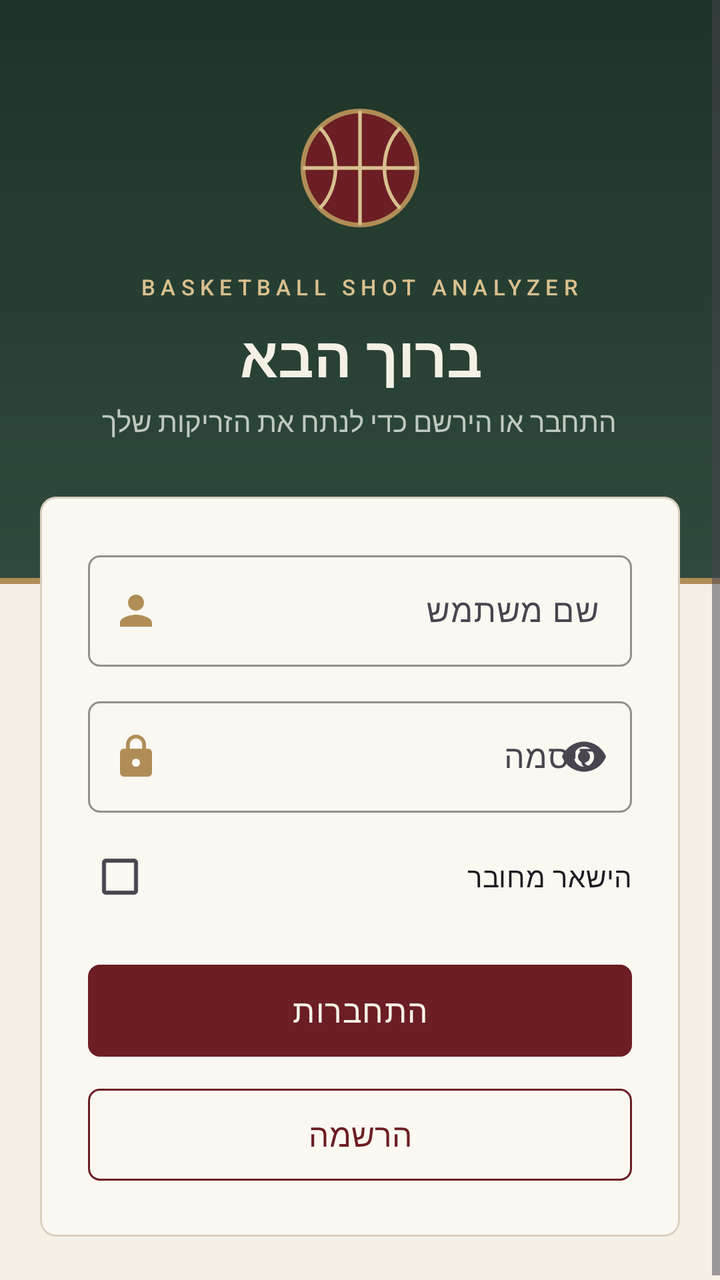
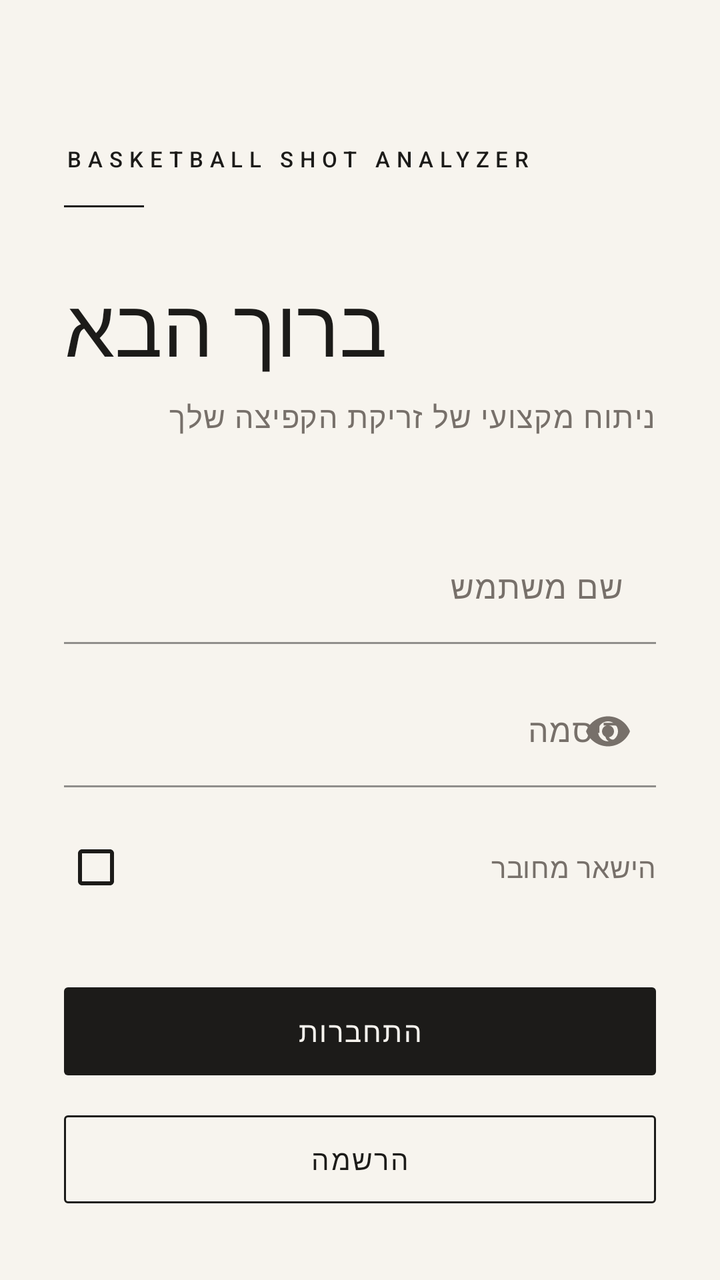

Compare the two renders of this Android layout. The source of the first and the diff that turns it into the second are given below.
<!-- AndroidManifest.xml: application theme Theme.BasketballShotAnalyzer -->
<!-- res/layout/activity_auth.xml -->
<?xml version="1.0" encoding="utf-8"?>
<ScrollView xmlns:android="http://schemas.android.com/apk/res/android"
    xmlns:app="http://schemas.android.com/apk/res-auto"
    android:layout_width="match_parent"
    android:layout_height="match_parent"
    android:background="@color/background"
    android:fillViewport="true">

    <LinearLayout
        android:layout_width="match_parent"
        android:layout_height="wrap_content"
        android:orientation="vertical">

        <LinearLayout
            android:layout_width="match_parent"
            android:layout_height="wrap_content"
            android:background="@drawable/bg_header"
            android:gravity="center_horizontal"
            android:orientation="vertical"
            android:paddingTop="48dp"
            android:paddingBottom="72dp">

            <ImageView
                android:layout_width="72dp"
                android:layout_height="72dp"
                android:importantForAccessibility="no"
                android:src="@drawable/ic_basketball" />

            <TextView
                android:layout_width="wrap_content"
                android:layout_height="wrap_content"
                android:layout_marginTop="16dp"
                android:text="@string/app_name"
                android:textAppearance="@style/TextAppearance.App.Overline" />

            <TextView
                android:layout_width="wrap_content"
                android:layout_height="wrap_content"
                android:layout_marginTop="8dp"
                android:text="@string/auth_title"
                android:textAppearance="@style/TextAppearance.App.Headline"
                android:textColor="@color/text_on_dark"
                android:textSize="28sp" />

            <TextView
                android:layout_width="wrap_content"
                android:layout_height="wrap_content"
                android:layout_marginHorizontal="32dp"
                android:layout_marginTop="4dp"
                android:gravity="center"
                android:text="@string/auth_subtitle"
                android:textColor="@color/text_on_dark_secondary" />
        </LinearLayout>

        <com.google.android.material.card.MaterialCardView
            style="@style/Widget.App.Card"
            android:layout_width="match_parent"
            android:layout_height="wrap_content"
            android:layout_marginHorizontal="20dp"
            android:layout_marginTop="-44dp"
            android:layout_marginBottom="24dp">

            <LinearLayout
                android:layout_width="match_parent"
                android:layout_height="wrap_content"
                android:orientation="vertical"
                android:padding="24dp">

                <com.google.android.material.textfield.TextInputLayout
                    android:id="@+id/layoutUsername"
                    style="@style/Widget.App.TextField"
                    android:layout_width="match_parent"
                    android:layout_height="wrap_content"
                    android:hint="@string/hint_username"
                    app:startIconDrawable="@drawable/ic_person">

                    <com.google.android.material.textfield.TextInputEditText
                        android:id="@+id/editUsername"
                        android:layout_width="match_parent"
                        android:layout_height="wrap_content"
                        android:inputType="text"
                        android:maxLines="1" />
                </com.google.android.material.textfield.TextInputLayout>

                <com.google.android.material.textfield.TextInputLayout
                    android:id="@+id/layoutPassword"
                    style="@style/Widget.App.TextField"
                    android:layout_width="match_parent"
                    android:layout_height="wrap_content"
                    android:layout_marginTop="12dp"
                    android:hint="@string/hint_password"
                    app:endIconMode="password_toggle"
                    app:startIconDrawable="@drawable/ic_lock">

                    <com.google.android.material.textfield.TextInputEditText
                        android:id="@+id/editPassword"
                        android:layout_width="match_parent"
                        android:layout_height="wrap_content"
                        android:inputType="textPassword"
                        android:maxLines="1" />
                </com.google.android.material.textfield.TextInputLayout>

                <com.google.android.material.checkbox.MaterialCheckBox
                    android:id="@+id/checkRemember"
                    android:layout_width="match_parent"
                    android:layout_height="wrap_content"
                    android:layout_marginTop="8dp"
                    android:text="@string/remember_me" />

                <com.google.android.material.button.MaterialButton
                    android:id="@+id/btnLogin"
                    style="@style/Widget.App.Button"
                    android:layout_width="match_parent"
                    android:layout_height="wrap_content"
                    android:layout_marginTop="16dp"
                    android:text="@string/btn_login" />

                <com.google.android.material.button.MaterialButton
                    android:id="@+id/btnRegister"
                    style="@style/Widget.App.Button.Outlined"
                    android:layout_width="match_parent"
                    android:layout_height="wrap_content"
                    android:layout_marginTop="8dp"
                    android:text="@string/btn_register" />
            </LinearLayout>
        </com.google.android.material.card.MaterialCardView>
    </LinearLayout>
</ScrollView>
<!-- resources referenced by this layout -->
<resources>
  <color name="background">#F5F0E6</color>
  <color name="text_on_dark">#F5F0E6</color>
  <color name="text_on_dark_secondary">#BFC9BF</color>
  <!-- drawable bg_header (drawable) -->
  <?xml version="1.0" encoding="utf-8"?>
  <layer-list xmlns:android="http://schemas.android.com/apk/res/android">
      <item>
          <shape android:shape="rectangle">
              <solid android:color="@color/brass" />
          </shape>
      </item>
      <item android:bottom="3dp">
          <shape android:shape="rectangle">
              <gradient
                  android:angle="270"
                  android:endColor="@color/forest_light"
                  android:startColor="@color/forest" />
          </shape>
      </item>
  </layer-list>
  <!-- drawable ic_basketball (drawable) -->
  <?xml version="1.0" encoding="utf-8"?>
  <vector xmlns:android="http://schemas.android.com/apk/res/android"
      android:width="48dp"
      android:height="48dp"
      android:viewportWidth="24"
      android:viewportHeight="24">
      <path
          android:fillColor="#6B1E23"
          android:strokeColor="#B08D57"
          android:strokeWidth="0.8"
          android:pathData="M12,2.5A9.5,9.5 0,1 1,12,21.5A9.5,9.5 0,1 1,12,2.5Z" />
      <path
          android:strokeColor="#D9C08F"
          android:strokeWidth="0.6"
          android:pathData="M2.5,12H21.5M12,2.5V21.5M5.3,5.3C8.8,8.8 8.8,15.2 5.3,18.7M18.7,5.3C15.2,8.8 15.2,15.2 18.7,18.7" />
  </vector>
  <!-- drawable ic_lock (drawable) -->
  <?xml version="1.0" encoding="utf-8"?>
  <vector xmlns:android="http://schemas.android.com/apk/res/android"
      android:width="24dp"
      android:height="24dp"
      android:autoMirrored="false"
      android:tint="?attr/colorControlNormal"
      android:viewportWidth="24"
      android:viewportHeight="24">
      <path
          android:fillColor="@android:color/white"
          android:pathData="M18,8h-1V6c0,-2.76 -2.24,-5 -5,-5S7,3.24 7,6v2H6c-1.1,0 -2,0.9 -2,2v10c0,1.1 0.9,2 2,2h12c1.1,0 2,-0.9 2,-2V10c0,-1.1 -0.9,-2 -2,-2zM12,17c-1.1,0 -2,-0.9 -2,-2s0.9,-2 2,-2 2,0.9 2,2 -0.9,2 -2,2zM15.1,8H8.9V6c0,-1.71 1.39,-3.1 3.1,-3.1 1.71,0 3.1,1.39 3.1,3.1v2z" />
  </vector>
  <!-- drawable ic_person (drawable) -->
  <?xml version="1.0" encoding="utf-8"?>
  <vector xmlns:android="http://schemas.android.com/apk/res/android"
      android:width="24dp"
      android:height="24dp"
      android:autoMirrored="false"
      android:tint="?attr/colorControlNormal"
      android:viewportWidth="24"
      android:viewportHeight="24">
      <path
          android:fillColor="@android:color/white"
          android:pathData="M12,12c2.21,0 4,-1.79 4,-4s-1.79,-4 -4,-4 -4,1.79 -4,4 1.79,4 4,4zM12,14c-2.67,0 -8,1.34 -8,4v2h16v-2c0,-2.66 -5.33,-4 -8,-4z" />
  </vector>
  <string name="auth_subtitle">התחבר או הירשם כדי לנתח את הזריקות שלך</string>
  <style name="TextAppearance.App.Headline" parent="TextAppearance.Material3.HeadlineSmall">
          <item name="android:fontFamily">serif</item>
          <item name="android:textStyle">bold</item>
      </style>
  <style name="TextAppearance.App.Overline" parent="TextAppearance.Material3.LabelSmall">
          <item name="android:textColor">@color/brass_light</item>
          <item name="android:letterSpacing">0.25</item>
          <item name="android:textAllCaps">true</item>
      </style>
  <style name="Widget.App.Button" parent="Widget.Material3.Button">
          <item name="android:minHeight">54dp</item>
          <item name="cornerRadius">6dp</item>
          <item name="android:textSize">16sp</item>
          <item name="android:letterSpacing">0.03</item>
      </style>
  <style name="Widget.App.Button.Outlined" parent="Widget.Material3.Button.OutlinedButton">
          <item name="android:minHeight">54dp</item>
          <item name="cornerRadius">6dp</item>
          <item name="android:textSize">16sp</item>
          <item name="strokeColor">@color/primary</item>
      </style>
  <style name="Widget.App.Card" parent="Widget.Material3.CardView.Outlined">
          <item name="cardCornerRadius">8dp</item>
          <item name="cardElevation">0dp</item>
          <item name="cardBackgroundColor">@color/surface</item>
          <item name="strokeColor">@color/outline</item>
          <item name="strokeWidth">1dp</item>
      </style>
  <style name="Widget.App.TextField" parent="Widget.Material3.TextInputLayout.OutlinedBox">
          <item name="boxCornerRadiusTopStart">6dp</item>
          <item name="boxCornerRadiusTopEnd">6dp</item>
          <item name="boxCornerRadiusBottomStart">6dp</item>
          <item name="boxCornerRadiusBottomEnd">6dp</item>
          <item name="boxStrokeColor">@color/primary</item>
          <item name="startIconTint">@color/brass</item>
      </style>
  <style name="Theme.BasketballShotAnalyzer" parent="Theme.Material3.Light.NoActionBar">
          <item name="colorPrimary">@color/primary</item>
          <item name="colorOnPrimary">@color/text_on_dark</item>
          <item name="colorPrimaryContainer">@color/primary_container</item>
          <item name="colorOnPrimaryContainer">@color/primary_dark</item>
          <item name="colorSecondary">@color/forest_light</item>
          <item name="colorOnSecondary">@color/text_on_dark</item>
          <item name="colorSecondaryContainer">@color/primary_container</item>
          <item name="colorOnSecondaryContainer">@color/primary_dark</item>
          <item name="colorSurface">@color/surface</item>
          <item name="colorOnSurface">@color/text_primary</item>
          <item name="colorOutline">@color/outline</item>
          <item name="colorError">@color/error</item>
          <item name="android:colorBackground">@color/background</item>
          <item name="android:statusBarColor">@color/forest</item>
          <item name="android:windowLightStatusBar">false</item>
      </style>
  <color name="brass">#B08D57</color>
  <color name="forest_light">#2F4A3C</color>
  <color name="forest">#1E3328</color>
  <color name="brass_light">#D9C08F</color>
  <color name="primary">#6B1E23</color>
  <color name="surface">#FBF8F2</color>
  <color name="outline">#D9CFBF</color>
  <color name="primary_container">#EFE4D2</color>
  <color name="primary_dark">#4A1418</color>
  <color name="text_primary">#2B2420</color>
  <!-- unchanged entries left out for length: 8 -->
</resources>

<!-- the commit's change to res/layout/activity_auth.xml (unified diff, before → after) -->
@@ -3,126 +3,100 @@
     xmlns:app="http://schemas.android.com/apk/res-auto"
     android:layout_width="match_parent"
     android:layout_height="match_parent"
-    android:background="@color/background"
+    android:background="@color/ivory"
     android:fillViewport="true">
 
     <LinearLayout
         android:layout_width="match_parent"
         android:layout_height="wrap_content"
-        android:orientation="vertical">
+        android:orientation="vertical"
+        android:paddingHorizontal="32dp"
+        android:paddingTop="72dp"
+        android:paddingBottom="32dp">
 
-        <LinearLayout
+        <TextView
+            android:layout_width="wrap_content"
+            android:layout_height="wrap_content"
+            android:text="@string/app_name"
+            android:textAppearance="@style/TextAppearance.App.Wordmark" />
+
+        <View
+            android:layout_width="40dp"
+            android:layout_height="1dp"
+            android:layout_marginTop="16dp"
+            android:background="@color/ink" />
+
+        <TextView
+            android:layout_width="wrap_content"
+            android:layout_height="wrap_content"
+            android:layout_marginTop="32dp"
+            android:text="@string/auth_title"
+            android:textAppearance="@style/TextAppearance.App.Display"
+            android:textSize="40sp" />
+
+        <TextView
             android:layout_width="match_parent"
             android:layout_height="wrap_content"
-            android:background="@drawable/bg_header"
-            android:gravity="center_horizontal"
-            android:orientation="vertical"
-            android:paddingTop="48dp"
-            android:paddingBottom="72dp">
+            android:layout_marginTop="8dp"
+            android:text="@string/auth_subtitle"
+            android:textAppearance="@style/TextAppearance.App.Body" />
 
-            <ImageView
-                android:layout_width="72dp"
-                android:layout_height="72dp"
-                android:importantForAccessibility="no"
-                android:src="@drawable/ic_basketball" />
-
-            <TextView
-                android:layout_width="wrap_content"
-                android:layout_height="wrap_content"
-                android:layout_marginTop="16dp"
-                android:text="@string/app_name"
-                android:textAppearance="@style/TextAppearance.App.Overline" />
-
-            <TextView
-                android:layout_width="wrap_content"
-                android:layout_height="wrap_content"
-                android:layout_marginTop="8dp"
-                android:text="@string/auth_title"
-                android:textAppearance="@style/TextAppearance.App.Headline"
-                android:textColor="@color/text_on_dark"
-                android:textSize="28sp" />
-
-            <TextView
-                android:layout_width="wrap_content"
-                android:layout_height="wrap_content"
-                android:layout_marginHorizontal="32dp"
-                android:layout_marginTop="4dp"
-                android:gravity="center"
-                android:text="@string/auth_subtitle"
-                android:textColor="@color/text_on_dark_secondary" />
-        </LinearLayout>
-
-        <com.google.android.material.card.MaterialCardView
-            style="@style/Widget.App.Card"
+        <com.google.android.material.textfield.TextInputLayout
+            android:id="@+id/layoutUsername"
+            style="@style/Widget.App.TextField"
             android:layout_width="match_parent"
             android:layout_height="wrap_content"
-            android:layout_marginHorizontal="20dp"
-            android:layout_marginTop="-44dp"
-            android:layout_marginBottom="24dp">
+            android:layout_marginTop="48dp"
+            android:hint="@string/hint_username">
 
-            <LinearLayout
+            <com.google.android.material.textfield.TextInputEditText
+                android:id="@+id/editUsername"
                 android:layout_width="match_parent"
                 android:layout_height="wrap_content"
-                android:orientation="vertical"
-                android:padding="24dp">
+                android:inputType="text"
+                android:maxLines="1" />
+        </com.google.android.material.textfield.TextInputLayout>
 
-                <com.google.android.material.textfield.TextInputLayout
-                    android:id="@+id/layoutUsername"
-                    style="@style/Widget.App.TextField"
-                    android:layout_width="match_parent"
-                    android:layout_height="wrap_content"
-                    android:hint="@string/hint_username"
-                    app:startIconDrawable="@drawable/ic_person">
+        <com.google.android.material.textfield.TextInputLayout
+            android:id="@+id/layoutPassword"
+            style="@style/Widget.App.TextField"
+            android:layout_width="match_parent"
+            android:layout_height="wrap_content"
+            android:layout_marginTop="16dp"
+            android:hint="@string/hint_password"
+            app:endIconMode="password_toggle">
 
-                    <com.google.android.material.textfield.TextInputEditText
-                        android:id="@+id/editUsername"
-                        android:layout_width="match_parent"
-                        android:layout_height="wrap_content"
-                        android:inputType="text"
-                        android:maxLines="1" />
-                </com.google.android.material.textfield.TextInputLayout>
+            <com.google.android.material.textfield.TextInputEditText
+                android:id="@+id/editPassword"
+                android:layout_width="match_parent"
+                android:layout_height="wrap_content"
+                android:inputType="textPassword"
+                android:maxLines="1" />
+        </com.google.android.material.textfield.TextInputLayout>
 
-                <com.google.android.material.textfield.TextInputLayout
-                    android:id="@+id/layoutPassword"
-                    style="@style/Widget.App.TextField"
-                    android:layout_width="match_parent"
-                    android:layout_height="wrap_content"
-                    android:layout_marginTop="12dp"
-                    android:hint="@string/hint_password"
-                    app:endIconMode="password_toggle"
-                    app:startIconDrawable="@drawable/ic_lock">
+        <com.google.android.material.checkbox.MaterialCheckBox
+            android:id="@+id/checkRemember"
+            android:layout_width="match_parent"
+            android:layout_height="wrap_content"
+            android:layout_marginTop="16dp"
+            android:text="@string/remember_me"
+            android:textColor="@color/ink_secondary"
+            app:buttonTint="@color/ink" />
 
-                    <com.google.android.material.textfield.TextInputEditText
-                        android:id="@+id/editPassword"
-                        android:layout_width="match_parent"
-                        android:layout_height="wrap_content"
-                        android:inputType="textPassword"
-                        android:maxLines="1" />
-                </com.google.android.material.textfield.TextInputLayout>
+        <com.google.android.material.button.MaterialButton
+            android:id="@+id/btnLogin"
+            style="@style/Widget.App.Button"
+            android:layout_width="match_parent"
+            android:layout_height="wrap_content"
+            android:layout_marginTop="32dp"
+            android:text="@string/btn_login" />
 
-                <com.google.android.material.checkbox.MaterialCheckBox
-                    android:id="@+id/checkRemember"
-                    android:layout_width="match_parent"
-                    android:layout_height="wrap_content"
-                    android:layout_marginTop="8dp"
-                    android:text="@string/remember_me" />
-
-                <com.google.android.material.button.MaterialButton
-                    android:id="@+id/btnLogin"
-                    style="@style/Widget.App.Button"
-                    android:layout_width="match_parent"
-                    android:layout_height="wrap_content"
-                    android:layout_marginTop="16dp"
-                    android:text="@string/btn_login" />
-
-                <com.google.android.material.button.MaterialButton
-                    android:id="@+id/btnRegister"
-                    style="@style/Widget.App.Button.Outlined"
-                    android:layout_width="match_parent"
-                    android:layout_height="wrap_content"
-                    android:layout_marginTop="8dp"
-                    android:text="@string/btn_register" />
-            </LinearLayout>
-        </com.google.android.material.card.MaterialCardView>
+        <com.google.android.material.button.MaterialButton
+            android:id="@+id/btnRegister"
+            style="@style/Widget.App.Button.Outlined"
+            android:layout_width="match_parent"
+            android:layout_height="wrap_content"
+            android:layout_marginTop="12dp"
+            android:text="@string/btn_register" />
     </LinearLayout>
 </ScrollView>
<!-- resource entries referenced after the edit -->
@@ -1,132 +1,68 @@
 <!-- resources referenced by this layout -->
 <resources>
-  <color name="background">#F5F0E6</color>
-  <color name="text_on_dark">#F5F0E6</color>
-  <color name="text_on_dark_secondary">#BFC9BF</color>
-  <!-- drawable bg_header (drawable) -->
-  <?xml version="1.0" encoding="utf-8"?>
-  <layer-list xmlns:android="http://schemas.android.com/apk/res/android">
-      <item>
-          <shape android:shape="rectangle">
-              <solid android:color="@color/brass" />
-          </shape>
-      </item>
-      <item android:bottom="3dp">
-          <shape android:shape="rectangle">
-              <gradient
-                  android:angle="270"
-                  android:endColor="@color/forest_light"
-                  android:startColor="@color/forest" />
-          </shape>
-      </item>
-  </layer-list>
-  <!-- drawable ic_basketball (drawable) -->
-  <?xml version="1.0" encoding="utf-8"?>
-  <vector xmlns:android="http://schemas.android.com/apk/res/android"
-      android:width="48dp"
-      android:height="48dp"
-      android:viewportWidth="24"
-      android:viewportHeight="24">
-      <path
-          android:fillColor="#6B1E23"
-          android:strokeColor="#B08D57"
-          android:strokeWidth="0.8"
-          android:pathData="M12,2.5A9.5,9.5 0,1 1,12,21.5A9.5,9.5 0,1 1,12,2.5Z" />
-      <path
-          android:strokeColor="#D9C08F"
-          android:strokeWidth="0.6"
-          android:pathData="M2.5,12H21.5M12,2.5V21.5M5.3,5.3C8.8,8.8 8.8,15.2 5.3,18.7M18.7,5.3C15.2,8.8 15.2,15.2 18.7,18.7" />
-  </vector>
-  <!-- drawable ic_lock (drawable) -->
-  <?xml version="1.0" encoding="utf-8"?>
-  <vector xmlns:android="http://schemas.android.com/apk/res/android"
-      android:width="24dp"
-      android:height="24dp"
-      android:autoMirrored="false"
-      android:tint="?attr/colorControlNormal"
-      android:viewportWidth="24"
-      android:viewportHeight="24">
-      <path
-          android:fillColor="@android:color/white"
-          android:pathData="M18,8h-1V6c0,-2.76 -2.24,-5 -5,-5S7,3.24 7,6v2H6c-1.1,0 -2,0.9 -2,2v10c0,1.1 0.9,2 2,2h12c1.1,0 2,-0.9 2,-2V10c0,-1.1 -0.9,-2 -2,-2zM12,17c-1.1,0 -2,-0.9 -2,-2s0.9,-2 2,-2 2,0.9 2,2 -0.9,2 -2,2zM15.1,8H8.9V6c0,-1.71 1.39,-3.1 3.1,-3.1 1.71,0 3.1,1.39 3.1,3.1v2z" />
-  </vector>
-  <!-- drawable ic_person (drawable) -->
-  <?xml version="1.0" encoding="utf-8"?>
-  <vector xmlns:android="http://schemas.android.com/apk/res/android"
-      android:width="24dp"
-      android:height="24dp"
-      android:autoMirrored="false"
-      android:tint="?attr/colorControlNormal"
-      android:viewportWidth="24"
-      android:viewportHeight="24">
-      <path
-          android:fillColor="@android:color/white"
-          android:pathData="M12,12c2.21,0 4,-1.79 4,-4s-1.79,-4 -4,-4 -4,1.79 -4,4 1.79,4 4,4zM12,14c-2.67,0 -8,1.34 -8,4v2h16v-2c0,-2.66 -5.33,-4 -8,-4z" />
-  </vector>
-  <string name="auth_subtitle">התחבר או הירשם כדי לנתח את הזריקות שלך</string>
-  <style name="TextAppearance.App.Headline" parent="TextAppearance.Material3.HeadlineSmall">
+  <color name="ink">#1C1B19</color>
+  <color name="ink_secondary">#77706A</color>
+  <color name="ivory">#F7F4EE</color>
+  <string name="auth_subtitle">ניתוח מקצועי של זריקת הקפיצה שלך</string>
+  <style name="TextAppearance.App.Body" parent="TextAppearance.Material3.BodyLarge">
+          <item name="android:fontFamily">sans-serif</item>
+          <item name="android:textColor">@color/ink_secondary</item>
+          <item name="android:textSize">15sp</item>
+      </style>
+  <style name="TextAppearance.App.Display" parent="TextAppearance.Material3.DisplaySmall">
           <item name="android:fontFamily">serif</item>
-          <item name="android:textStyle">bold</item>
+          <item name="android:textColor">@color/ink</item>
+          <item name="android:textSize">34sp</item>
       </style>
-  <style name="TextAppearance.App.Overline" parent="TextAppearance.Material3.LabelSmall">
-          <item name="android:textColor">@color/brass_light</item>
-          <item name="android:letterSpacing">0.25</item>
+  <style name="TextAppearance.App.Wordmark" parent="TextAppearance.Material3.LabelSmall">
+          <item name="android:fontFamily">sans-serif-medium</item>
+          <item name="android:textColor">@color/ink</item>
+          <item name="android:textSize">11sp</item>
+          <item name="android:letterSpacing">0.3</item>
           <item name="android:textAllCaps">true</item>
       </style>
   <style name="Widget.App.Button" parent="Widget.Material3.Button">
-          <item name="android:minHeight">54dp</item>
-          <item name="cornerRadius">6dp</item>
-          <item name="android:textSize">16sp</item>
-          <item name="android:letterSpacing">0.03</item>
+          <item name="android:minHeight">52dp</item>
+          <item name="cornerRadius">2dp</item>
+          <item name="android:fontFamily">sans-serif-medium</item>
+          <item name="android:textSize">14sp</item>
+          <item name="android:letterSpacing">0.06</item>
       </style>
   <style name="Widget.App.Button.Outlined" parent="Widget.Material3.Button.OutlinedButton">
-          <item name="android:minHeight">54dp</item>
-          <item name="cornerRadius">6dp</item>
-          <item name="android:textSize">16sp</item>
-          <item name="strokeColor">@color/primary</item>
+          <item name="android:minHeight">52dp</item>
+          <item name="cornerRadius">2dp</item>
+          <item name="strokeColor">@color/ink</item>
+          <item name="android:textColor">@color/ink</item>
+          <item name="android:fontFamily">sans-serif-medium</item>
+          <item name="android:textSize">14sp</item>
+          <item name="android:letterSpacing">0.06</item>
       </style>
-  <style name="Widget.App.Card" parent="Widget.Material3.CardView.Outlined">
-          <item name="cardCornerRadius">8dp</item>
-          <item name="cardElevation">0dp</item>
-          <item name="cardBackgroundColor">@color/surface</item>
-          <item name="strokeColor">@color/outline</item>
-          <item name="strokeWidth">1dp</item>
-      </style>
-  <style name="Widget.App.TextField" parent="Widget.Material3.TextInputLayout.OutlinedBox">
-          <item name="boxCornerRadiusTopStart">6dp</item>
-          <item name="boxCornerRadiusTopEnd">6dp</item>
-          <item name="boxCornerRadiusBottomStart">6dp</item>
-          <item name="boxCornerRadiusBottomEnd">6dp</item>
-          <item name="boxStrokeColor">@color/primary</item>
-          <item name="startIconTint">@color/brass</item>
+  <style name="Widget.App.TextField" parent="Widget.Material3.TextInputLayout.FilledBox">
+          <item name="boxBackgroundColor">@android:color/transparent</item>
+          <item name="boxStrokeColor">@color/ink</item>
+          <item name="boxCornerRadiusTopStart">0dp</item>
+          <item name="boxCornerRadiusTopEnd">0dp</item>
+          <item name="hintTextColor">@color/ink</item>
+          <item name="endIconTint">@color/ink_secondary</item>
       </style>
   <style name="Theme.BasketballShotAnalyzer" parent="Theme.Material3.Light.NoActionBar">
-          <item name="colorPrimary">@color/primary</item>
-          <item name="colorOnPrimary">@color/text_on_dark</item>
-          <item name="colorPrimaryContainer">@color/primary_container</item>
-          <item name="colorOnPrimaryContainer">@color/primary_dark</item>
-          <item name="colorSecondary">@color/forest_light</item>
-          <item name="colorOnSecondary">@color/text_on_dark</item>
-          <item name="colorSecondaryContainer">@color/primary_container</item>
-          <item name="colorOnSecondaryContainer">@color/primary_dark</item>
-          <item name="colorSurface">@color/surface</item>
-          <item name="colorOnSurface">@color/text_primary</item>
-          <item name="colorOutline">@color/outline</item>
+          <item name="colorPrimary">@color/ink</item>
+          <item name="colorOnPrimary">@color/ivory</item>
+          <item name="colorPrimaryContainer">@color/hairline</item>
+          <item name="colorOnPrimaryContainer">@color/ink</item>
+          <item name="colorSecondary">@color/accent</item>
+          <item name="colorOnSecondary">@color/ivory</item>
+          <item name="colorSurface">@color/ivory</item>
+          <item name="colorOnSurface">@color/ink</item>
+          <item name="colorOnSurfaceVariant">@color/ink_secondary</item>
+          <item name="colorOutline">@color/hairline</item>
           <item name="colorError">@color/error</item>
-          <item name="android:colorBackground">@color/background</item>
-          <item name="android:statusBarColor">@color/forest</item>
-          <item name="android:windowLightStatusBar">false</item>
+          <item name="android:colorBackground">@color/ivory</item>
+          <item name="android:statusBarColor">@color/ivory</item>
+          <item name="android:windowLightStatusBar">true</item>
       </style>
-  <color name="brass">#B08D57</color>
-  <color name="forest_light">#2F4A3C</color>
-  <color name="forest">#1E3328</color>
-  <color name="brass_light">#D9C08F</color>
-  <color name="primary">#6B1E23</color>
-  <color name="surface">#FBF8F2</color>
-  <color name="outline">#D9CFBF</color>
-  <color name="primary_container">#EFE4D2</color>
-  <color name="primary_dark">#4A1418</color>
-  <color name="text_primary">#2B2420</color>
+  <color name="hairline">#DAD4C9</color>
+  <color name="accent">#5A1A1F</color>
   <!-- unchanged entries left out for length: 8 -->
 </resources>
 
